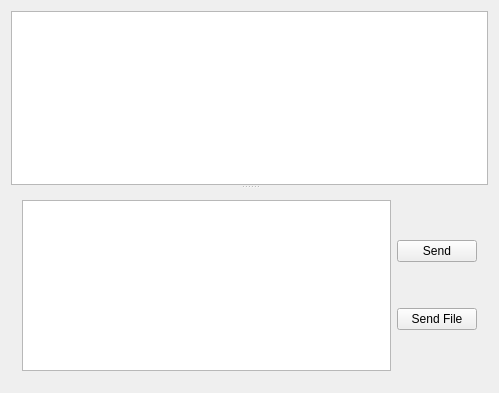
Above: widget.ui from NIA/conserial before the change. Below: the same form after it.
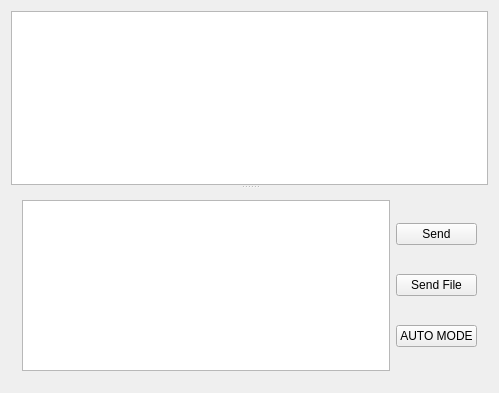
That is the form after the change. Icons and pictures are not drawn.

Commit message:
Added auto-sending mode
Introduce two new methods: sendValues (encodes and calls send) and
sendGenerated (generates and calls sendValues).
Added button that starts timer, calling sendGenerated each sec.

```diff
--- a/widget.ui
+++ b/widget.ui
@@ -24,7 +24,7 @@
       <enum>Qt::Vertical</enum>
      </property>
      <widget class="QPlainTextEdit" name="console"/>
-     <widget class="QWidget" name="">
+     <widget class="QWidget" name="layoutWidget">
       <layout class="QHBoxLayout" name="horizontalLayout">
        <item>
         <widget class="QPlainTextEdit" name="dataInput"/>
@@ -45,6 +45,16 @@
            </property>
           </widget>
          </item>
+         <item>
+          <widget class="QPushButton" name="autoMode">
+           <property name="text">
+            <string>AUTO MODE</string>
+           </property>
+           <property name="checkable">
+            <bool>true</bool>
+           </property>
+          </widget>
+         </item>
         </layout>
        </item>
       </layout>
```
The commit also changes 2 other files.
